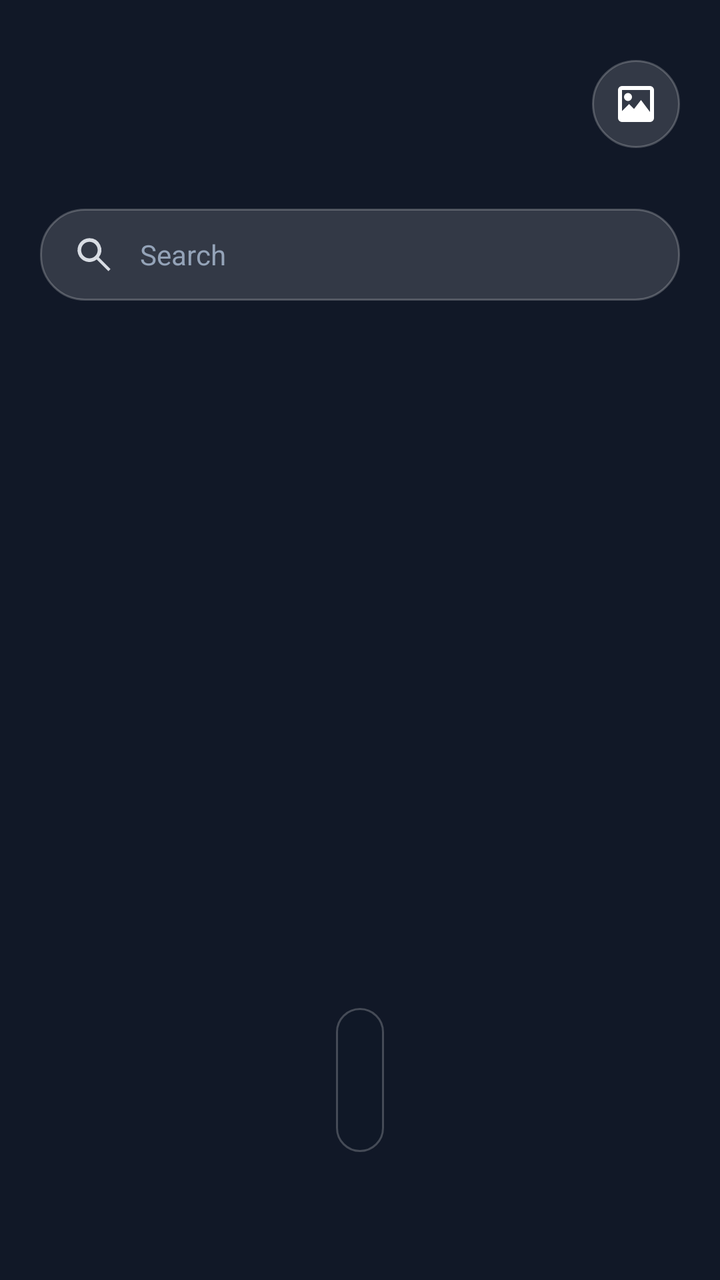
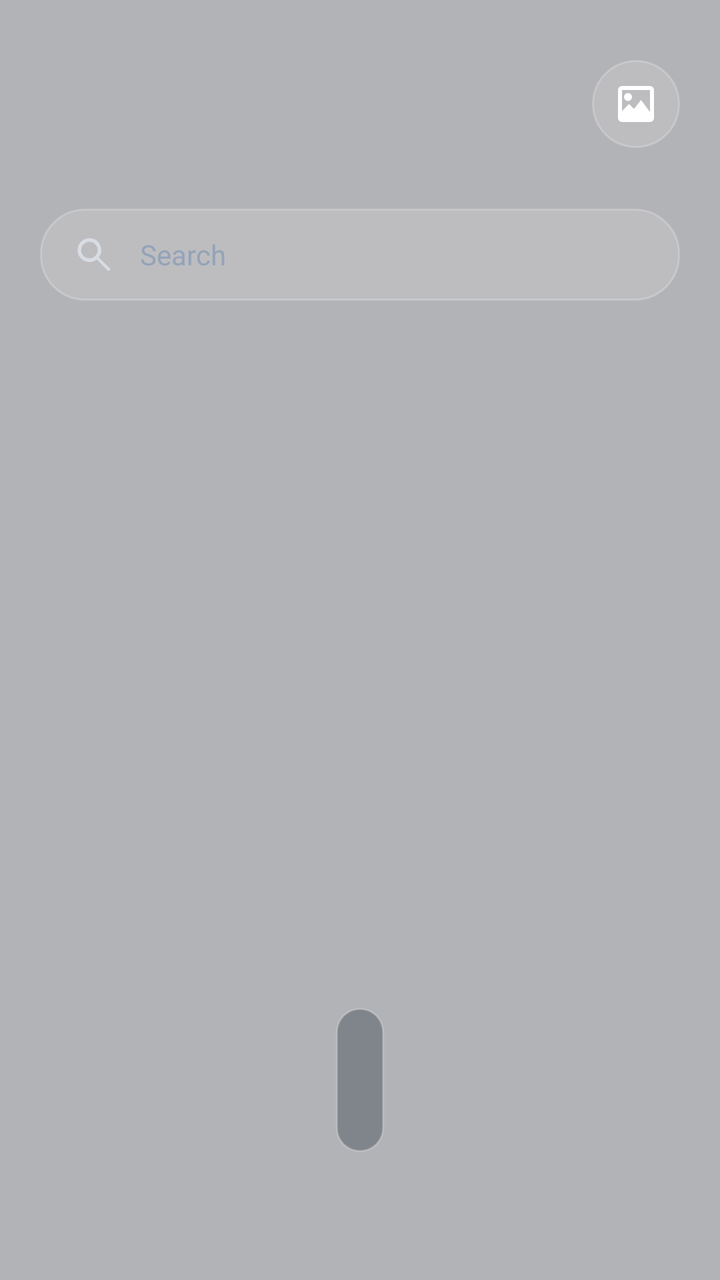

Two renders of the same Android screen: before a commit and after it. Below are the layout's source before the change and the commit's diff.
<!-- AndroidManifest.xml: application theme AppTheme -->
<!-- res/layout/activity_home.xml -->
<?xml version="1.0" encoding="utf-8"?>
<LinearLayout xmlns:android="http://schemas.android.com/apk/res/android"
    android:layout_width="match_parent"
    android:layout_height="match_parent"
    android:background="@color/surface"
    android:orientation="vertical"
    android:paddingStart="20dp"
    android:paddingTop="16dp"
    android:paddingEnd="20dp"
    android:paddingBottom="12dp">

    
    <LinearLayout
        android:layout_width="match_parent"
        android:layout_height="wrap_content"
        android:gravity="center_vertical"
        android:orientation="horizontal">

        <LinearLayout
            android:layout_width="0dp"
            android:layout_height="wrap_content"
            android:layout_weight="1"
            android:orientation="vertical">

            <TextView
                android:id="@+id/clock"
                android:layout_width="wrap_content"
                android:layout_height="wrap_content"
                android:fontFamily="sans-serif-light"
                android:includeFontPadding="false"
                android:shadowColor="#80000000"
                android:shadowDx="0"
                android:shadowDy="2"
                android:shadowRadius="4"
                android:textColor="@color/text_primary"
                android:textSize="44sp" />

            <TextView
                android:id="@+id/date"
                android:layout_width="wrap_content"
                android:layout_height="wrap_content"
                android:layout_marginTop="2dp"
                android:fontFamily="sans-serif-medium"
                android:letterSpacing="0.02"
                android:shadowColor="#80000000"
                android:shadowDx="0"
                android:shadowDy="1"
                android:shadowRadius="2"
                android:textColor="@color/text_secondary"
                android:textSize="14sp" />
        </LinearLayout>

        <ImageButton
            android:id="@+id/wallpaper"
            android:layout_width="44dp"
            android:layout_height="44dp"
            android:background="@drawable/circle_button_background"
            android:contentDescription="@string/wallpaper"
            android:padding="11dp"
            android:src="@drawable/ic_wallpaper" />
    </LinearLayout>

    
    <EditText
        android:id="@+id/search"
        android:layout_width="match_parent"
        android:layout_height="46dp"
        android:layout_marginTop="16dp"
        android:background="@drawable/search_background"
        android:drawableStart="@drawable/ic_search"
        android:drawablePadding="12dp"
        android:hint="@string/search_hint"
        android:imeOptions="actionDone"
        android:inputType="text"
        android:singleLine="true"
        android:textColor="@color/text_primary"
        android:textColorHint="@color/text_muted"
        android:textSize="14sp" />

    
    <GridView
        android:id="@+id/apps"
        android:layout_width="match_parent"
        android:layout_height="0dp"
        android:layout_marginTop="12dp"
        android:layout_weight="1"
        android:clipToPadding="false"
        android:columnWidth="80dp"
        android:gravity="center"
        android:horizontalSpacing="6dp"
        android:numColumns="auto_fit"
        android:paddingTop="4dp"
        android:paddingBottom="8dp"
        android:scrollbarThumbVertical="@android:color/transparent"
        android:stretchMode="columnWidth"
        android:verticalSpacing="10dp" />

    
    <TextView
        android:id="@+id/empty"
        android:layout_width="match_parent"
        android:layout_height="0dp"
        android:layout_weight="1"
        android:gravity="center"
        android:text="@string/empty_apps"
        android:textColor="@color/text_secondary"
        android:textSize="16sp"
        android:visibility="gone" />

    
    <LinearLayout
        android:layout_width="match_parent"
        android:layout_height="wrap_content"
        android:gravity="center_horizontal"
        android:paddingTop="6dp"
        android:paddingBottom="52dp">

        <HorizontalScrollView
            android:layout_width="wrap_content"
            android:layout_height="72dp"
            android:background="@drawable/dock_background"
            android:fillViewport="true"
            android:overScrollMode="never"
            android:paddingStart="12dp"
            android:paddingEnd="12dp"
            android:scrollbars="none">

            <LinearLayout
                android:id="@+id/dock"
                android:layout_width="wrap_content"
                android:layout_height="match_parent"
                android:gravity="center"
                android:orientation="horizontal" />
        </HorizontalScrollView>
    </LinearLayout>

</LinearLayout>
<!-- resources referenced by this layout -->
<resources>
  <color name="surface">#111827</color>
  <color name="text_muted">#94A3B8</color>
  <color name="text_primary">#FFFFFFFF</color>
  <color name="text_secondary">#CBD5E1</color>
  <!-- drawable circle_button_background (drawable) -->
  <?xml version="1.0" encoding="utf-8"?>
  <ripple xmlns:android="http://schemas.android.com/apk/res/android"
      android:color="#33FFFFFF">
      <item>
          <shape android:shape="oval">
              <solid android:color="#24FFFFFF" />
              <stroke android:width="1dp" android:color="#38FFFFFF" />
          </shape>
      </item>
  </ripple>
  <!-- drawable dock_background (drawable) -->
  <?xml version="1.0" encoding="utf-8"?>
  <shape xmlns:android="http://schemas.android.com/apk/res/android" android:shape="rectangle">
      <solid android:color="#4D0F172A" />
      <corners android:radius="26dp" />
      <stroke android:width="1dp" android:color="#38FFFFFF" />
  </shape>
  <!-- drawable ic_search (drawable) -->
  <?xml version="1.0" encoding="utf-8"?>
  <vector xmlns:android="http://schemas.android.com/apk/res/android"
      android:width="22dp" android:height="22dp" android:viewportWidth="24" android:viewportHeight="24">
      <path android:fillColor="#FFD8DCE3"
          android:pathData="M9.5,3a6.5,6.5 0,1 0,3.98 11.64L19.85,21 21,19.85l-6.36,-6.37A6.5,6.5 0,0 0,9.5 3M5,9.5A4.5,4.5 0,1 1,14 9.5a4.5,4.5 0,0 1,-9 0" />
  </vector>
  <!-- drawable ic_wallpaper (drawable) -->
  <?xml version="1.0" encoding="utf-8"?>
  <vector xmlns:android="http://schemas.android.com/apk/res/android"
      android:width="24dp" android:height="24dp" android:viewportWidth="24" android:viewportHeight="24">
      <path android:fillColor="#FFFFFFFF"
          android:pathData="M5,3h14a2,2 0,0 1,2 2v14a2,2 0,0 1,-2 2H5a2,2 0,0 1,-2 -2V5a2,2 0,0 1,2 -2m0,2v10.5l3.5,-3.5 2.5,2.5 3.5,-4.5L19,16V5H5m3,1.5a2,2 0,1 0,0 4,2 2,0 0,0 0,-4" />
  </vector>
  <!-- drawable search_background (drawable) -->
  <?xml version="1.0" encoding="utf-8"?>
  <shape xmlns:android="http://schemas.android.com/apk/res/android" android:shape="rectangle">
      <solid android:color="#24FFFFFF" />
      <corners android:radius="22dp" />
      <stroke android:width="1dp" android:color="#38FFFFFF" />
      <padding android:left="16dp" android:top="0dp" android:right="16dp" android:bottom="0dp" />
  </shape>
  <string name="empty_apps">No Results</string>
  <string name="search_hint">Search</string>
  <string name="wallpaper">Wallpaper</string>
  <style name="AppTheme" parent="android:style/Theme.Material.NoActionBar">
          <item name="android:fontFamily">sans-serif</item>
          <item name="android:windowBackground">@color/surface_backdrop</item>
          <item name="android:colorAccent">@color/accent</item>
          <item name="android:navigationBarColor">#0F172A</item>
          <item name="android:statusBarColor">#0F172A</item>
      </style>
  <color name="surface_backdrop">#0B0F19</color>
  <color name="accent">#38BDF8</color>
</resources>

<!-- the commit's change to res/layout/activity_home.xml (unified diff, before → after) -->
@@ -2,7 +2,7 @@
 <LinearLayout xmlns:android="http://schemas.android.com/apk/res/android"
     android:layout_width="match_parent"
     android:layout_height="match_parent"
-    android:background="@color/surface"
+    android:background="@color/surface_overlay"
     android:orientation="vertical"
     android:paddingStart="20dp"
     android:paddingTop="16dp"
<!-- resource entries referenced after the edit -->
@@ -1,6 +1,6 @@
 <!-- resources referenced by this layout -->
 <resources>
-  <color name="surface">#111827</color>
+  <color name="surface_overlay">#500B0F19</color>
   <color name="text_muted">#94A3B8</color>
   <color name="text_primary">#FFFFFFFF</color>
   <color name="text_secondary">#CBD5E1</color>
@@ -49,12 +49,12 @@
   <string name="wallpaper">Wallpaper</string>
   <style name="AppTheme" parent="android:style/Theme.Material.NoActionBar">
           <item name="android:fontFamily">sans-serif</item>
-          <item name="android:windowBackground">@color/surface_backdrop</item>
+          <item name="android:windowShowWallpaper">true</item>
+          <item name="android:windowBackground">@android:color/transparent</item>
           <item name="android:colorAccent">@color/accent</item>
-          <item name="android:navigationBarColor">#0F172A</item>
-          <item name="android:statusBarColor">#0F172A</item>
+          <item name="android:navigationBarColor">@android:color/transparent</item>
+          <item name="android:statusBarColor">@android:color/transparent</item>
       </style>
-  <color name="surface_backdrop">#0B0F19</color>
   <color name="accent">#38BDF8</color>
 </resources>
 
